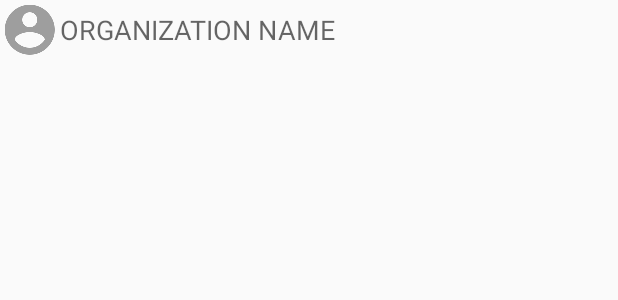
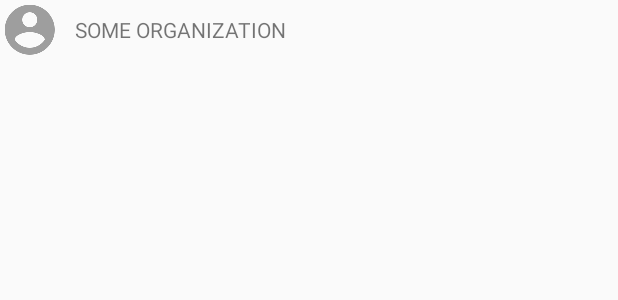
Before and after one commit to 195-uniride/UniRideAndroid, an Android app: the layout include_organization_name.xml on its own in the app's theme, with its tools: preview values and no code run, on a phone screen of 412 x 824 dp. Shown: the top 300 px of the screen. Run offline under Robolectric (Android 15) with nearby library versions, the phone set to English and light mode, and no system bars.

Commit message:
Revert "made organization name appear correctly"
This reverts commit 38d1327028993e70a55fdead501e74cd91b6bb65.

```diff
--- a/app/src/main/res/layout/include_organization_name.xml
+++ b/app/src/main/res/layout/include_organization_name.xml
@@ -1,7 +1,7 @@
 <?xml version="1.0" encoding="utf-8"?>
 <LinearLayout xmlns:android="http://schemas.android.com/apk/res/android"
               xmlns:tools="http://schemas.android.com/tools"
-              android:layout_width="match_parent"
+              android:layout_width="wrap_content"
               android:layout_height="wrap_content"
               android:gravity="center_vertical"
               android:orientation="horizontal">
@@ -10,19 +10,15 @@
         android:id="@+id/organization_photo"
         android:layout_width="wrap_content"
         android:layout_height="wrap_content"
-        android:cropToPadding="false"
-        android:src="@drawable/ic_action_account_circle_40"/>
+        android:src="@drawable/ic_action_account_circle_40" />
 
     <TextView
         android:id="@+id/organization_name"
-        style="@style/Base.TextAppearance.AppCompat.Medium"
-        android:layout_width="match_parent"
+        style="@style/Base.TextAppearance.AppCompat.Small"
+        android:layout_width="wrap_content"
         android:layout_height="wrap_content"
-
+        android:layout_marginLeft="10dp"
         android:gravity="center_vertical"
-        android:textAlignment="viewStart"
-        android:textSize="18sp"
-        android:visibility="visible"
-        tools:text="ORGANIZATION NAME"/>
+        tools:text="SOME ORGANIZATION" />
 
 </LinearLayout>
```
Also changed, not shown: app/src/main/java/com/sjsu/se195/uniride/OrganizationDetailActivity.java (+27 -39 lines).
